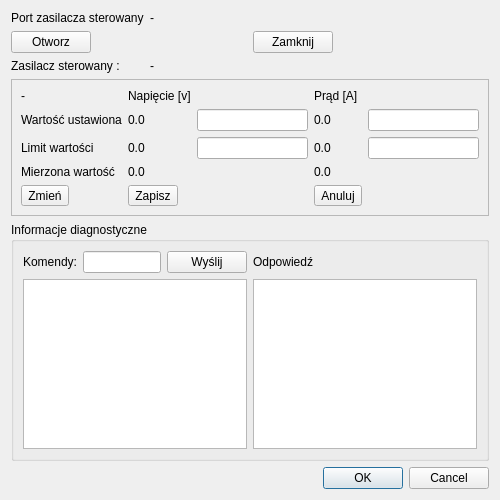
Old version of the form CzujkiLinioweApp/testzasilaczadlg.ui in the repository wiacekmarcin/CzujkiLiniowe.
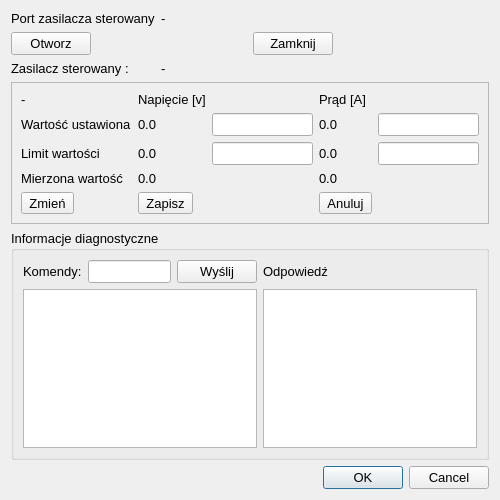
New version of the form.

Diff of the .ui file:
```diff
--- a/CzujkiLinioweApp/testzasilaczadlg.ui
+++ b/CzujkiLinioweApp/testzasilaczadlg.ui
@@ -22,6 +22,12 @@
     <height>1200</height>
    </size>
   </property>
+  <property name="font">
+   <font>
+    <family>Arial</family>
+    <pointsize>10</pointsize>
+   </font>
+  </property>
   <property name="windowTitle">
    <string>Dialog</string>
   </property>
```
